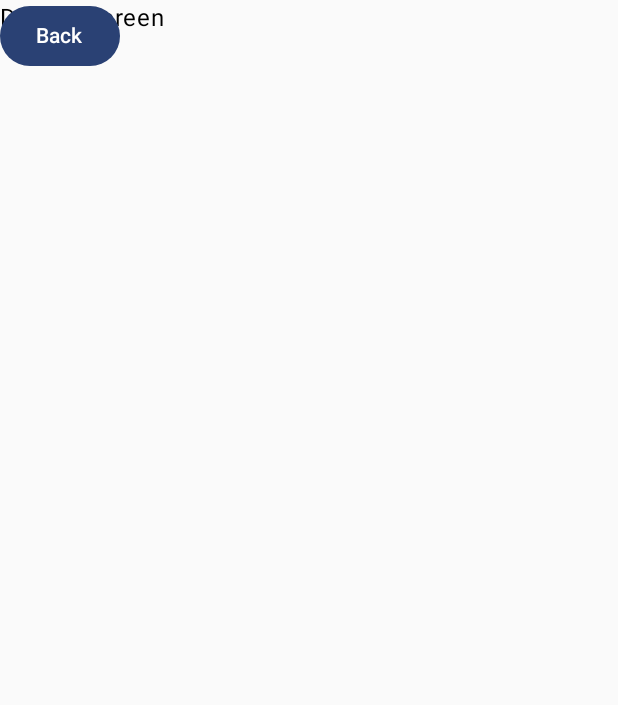
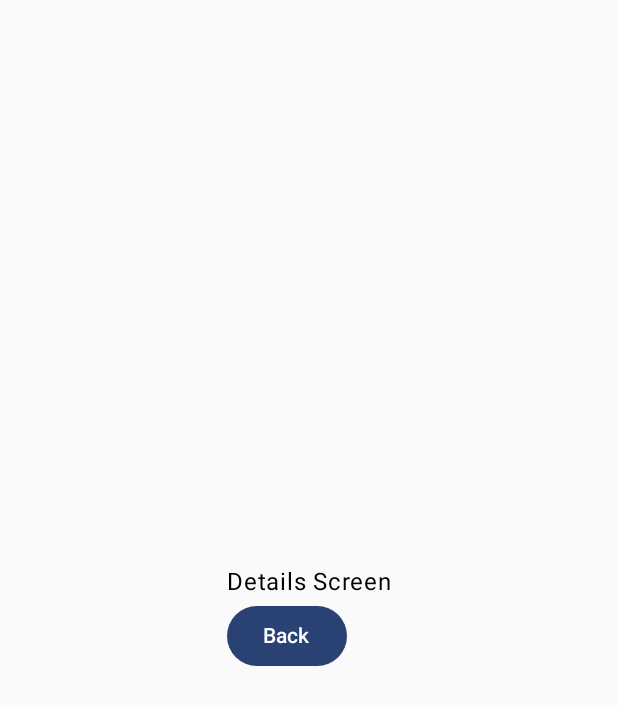
Before and after one commit to air2024-mi5/sustav-za-obradu-karticnih-platnih-transakcija-android, an Android app built with Jetpack Compose: the DetailsScreen screen opened through its navigation route, on a phone screen of 412 x 824 dp. Shown: the top 705 px of the screen. Run offline under Robolectric (Android 15) with nearby library versions, the phone set to English and light mode, and no system bars.

Commit message:
Ažurirani su ComposableTestView
Radi dodantog testiranja navigacije između njih

```diff
--- a/app/src/main/java/foi/air/szokpt/views/test_views/ComposableTestViews.kt
+++ b/app/src/main/java/foi/air/szokpt/views/test_views/ComposableTestViews.kt
@@ -1,21 +1,41 @@
 package foi.air.szokpt.views.test_views
 
+import androidx.compose.foundation.layout.Box
+import androidx.compose.foundation.layout.Column
+import androidx.compose.foundation.layout.fillMaxSize
 import androidx.compose.material3.Button
 import androidx.compose.material3.Text
 import androidx.compose.runtime.Composable
+import androidx.compose.ui.Alignment
+import androidx.compose.ui.Modifier
 import androidx.navigation.NavController
 
 @Composable
 fun HomeScreen(navController: NavController) {
-    Button(onClick = { navController.navigate("details") }) {
-        Text("Details")
+    Box(
+        modifier = Modifier.fillMaxSize(),
+        contentAlignment = Alignment.Center
+    ) {
+        Column {
+            Button(onClick = { navController.navigate("details") }) {
+                Text("Details")
+            }
+            Text(text = "Home")
+        }
     }
 }
 
 @Composable
 fun DetailsScreen(navController: NavController) {
-    Text("Details Screen")
-    Button(onClick = { navController.popBackStack() }) {
-        Text("Back")
+    Box(
+        modifier = Modifier.fillMaxSize(),
+        contentAlignment = Alignment.Center
+    ) {
+        Column {
+            Text("Details Screen")
+            Button(onClick = { navController.popBackStack() }) {
+                Text("Back")
+            }
+        }
     }
 }
```
